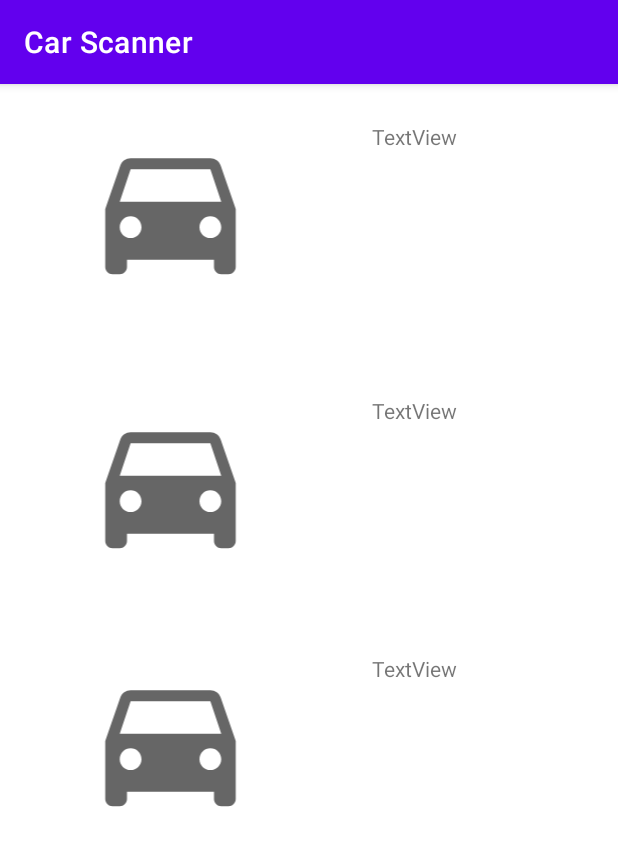
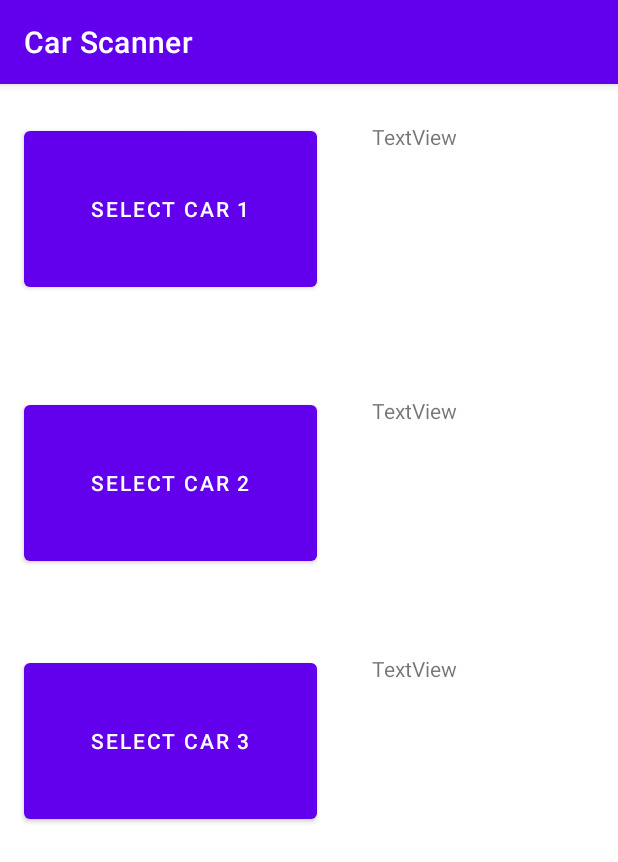
Before and after one commit to TrellixVulnTeam/Vigilantes_KVYE, an Android app: the recognizeActivity screen opened directly, with no data from a screen before it, on a phone screen of 412 x 824 dp. Shown: the top 862 px of the screen. Run offline under Robolectric (Android 15) with nearby library versions, the phone set to English and light mode, and no system bars; libraries missing offline, so code that uses them is left out: edu.umich; 4 statements that could not run were skipped.

Commit message:
Classifier Integrated with Activity

```diff
--- a/project_frontend/app/src/main/java/edu/umich/Vigilantes/recognizeActivity.kt
+++ b/project_frontend/app/src/main/java/edu/umich/Vigilantes/recognizeActivity.kt
@@ -5,29 +5,64 @@ import androidx.appcompat.app.AppCompatActivity
 import android.os.Bundle
 import edu.umich.Vigilantes.reportStore.postImages
 import android.content.Context
+import android.content.Intent
 import kotlinx.serialization.json.*
 import com.google.gson.*
 import edu.umich.Vigilantes.databinding.ActivityRecognizeBinding
+import edu.umich.Vigilantes.reportStore.carLabels
 import android.widget.*
+import kotlinx.android.synthetic.main.activity_recognize.*
+import kotlinx.android.synthetic.main.list_report.*
+import org.json.JSONArray
+import org.json.JSONException
+import org.json.JSONObject
 
 class recognizeActivity : AppCompatActivity() {
     private lateinit var view: ActivityRecognizeBinding
     override fun onCreate(savedInstanceState: Bundle?) {
         super.onCreate(savedInstanceState)
+        view = ActivityRecognizeBinding.inflate(layoutInflater)
         setContentView(R.layout.activity_recognize)
-        view = ActivityRecognizeBinding.inflate(layoutInflater)
         val jsonString = applicationContext.assets.open("easy_labels.json").bufferedReader().use { it.readText() }
-        val gson = Gson()
-        var map: Map<String, Any> = HashMap()
-        val carMap = gson.fromJson(jsonString,map.javaClass)
+        val carMap = JSONObject(jsonString)
         val reportProgress: Bundle = intent.extras!!
+        val car1 = findViewById<TextView>(R.id.predictionOne)
+        val car2 = findViewById<TextView>(R.id.predictionTwo)
+        val car3 = findViewById<TextView>(R.id.predictionThree)
         val uri: Uri? = reportProgress.getParcelable("car")!!
         postImages(applicationContext,uri) { msg ->
             runOnUiThread {
                 toast(msg)
+                car1.text = carMap[carLabels[0].toString()].toString()
+                car2.text = carMap[carLabels[1].toString()].toString()
+                car3.text = carMap[carLabels[2].toString()].toString()
+                val debugInfo = carLabels[0]
+                val debugdInfo = carLabels[1]
             }
-            finish()
         }
+        val car1button = findViewById<Button>(R.id.carOne)
+        val car2button = findViewById<Button>(R.id.carTwo)
+        val car3button = findViewById<Button>(R.id.carThree)
+        car1button.setOnClickListener{
+            reportProgress.putString("prediction",carMap[carLabels[0].toString()].toString())
+            val intent = Intent(this, addVehicle::class.java)
+            intent.putExtras(reportProgress)
+            startActivity(intent)
+        }
+        car2button.setOnClickListener{
+            reportProgress.putString("prediction",carMap[carLabels[1].toString()].toString())
+            val intent = Intent(this, addVehicle::class.java)
+            intent.putExtras(reportProgress)
+            startActivity(intent)
+        }
+        car3button.setOnClickListener{
+            reportProgress.putString("prediction",carMap[carLabels[2].toString()].toString())
+            val intent = Intent(this, addVehicle::class.java)
+            intent.putExtras(reportProgress)
+            startActivity(intent)
+        }
+
+
 
     }
 }
--- a/project_frontend/app/src/main/res/layout/activity_recognize.xml
+++ b/project_frontend/app/src/main/res/layout/activity_recognize.xml
@@ -6,32 +6,35 @@
     android:layout_height="match_parent"
     tools:context=".recognizeActivity">
 
-    <ImageView
+    <Button
         android:id="@+id/carThree"
         android:layout_width="195dp"
         android:layout_height="116dp"
         android:layout_marginStart="16dp"
         android:layout_marginTop="380dp"
+        android:text="Select Car 3"
         app:layout_constraintStart_toStartOf="parent"
         app:layout_constraintTop_toTopOf="parent"
         app:srcCompat="@drawable/ic_baseline_directions_car_120" />
 
-    <ImageView
+    <Button
         android:id="@+id/carTwo"
         android:layout_width="195dp"
         android:layout_height="116dp"
         android:layout_marginStart="16dp"
         android:layout_marginTop="208dp"
+        android:text="Select Car 2"
         app:layout_constraintStart_toStartOf="parent"
         app:layout_constraintTop_toTopOf="parent"
         app:srcCompat="@drawable/ic_baseline_directions_car_120" />
 
-    <ImageView
+    <Button
         android:id="@+id/carOne"
         android:layout_width="195dp"
         android:layout_height="116dp"
         android:layout_marginStart="16dp"
         android:layout_marginTop="25dp"
+        android:text="Select Car 1"
         app:layout_constraintStart_toStartOf="parent"
         app:layout_constraintTop_toTopOf="parent"
         app:srcCompat="@drawable/ic_baseline_directions_car_120" />
```
Also changed, not shown: project_frontend/app/src/main/java/edu/umich/Vigilantes/Extensions.kt (+30 -0 lines), project_frontend/app/src/main/java/edu/umich/Vigilantes/reportStore.kt (+36 -17 lines), 1 other file.
